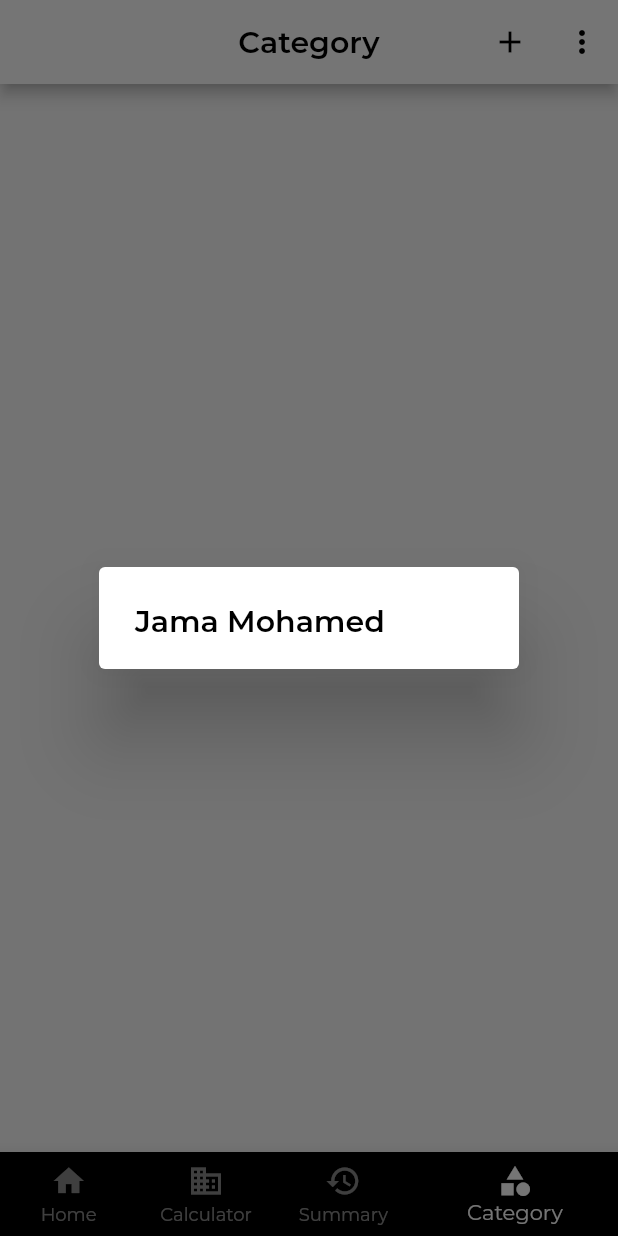
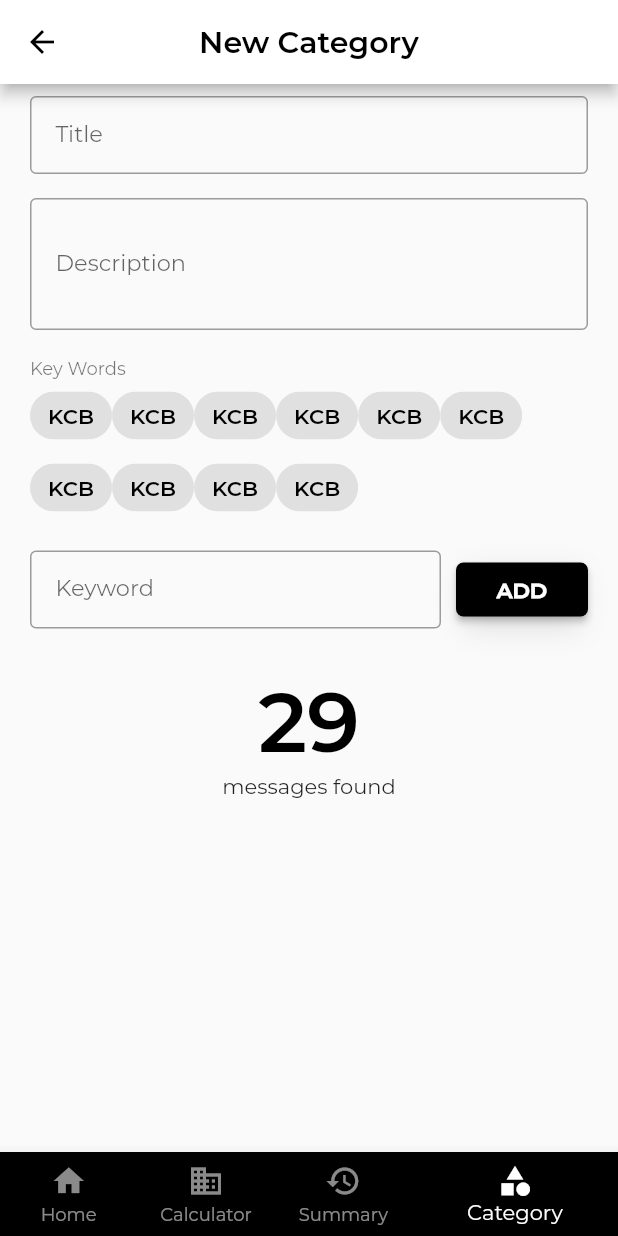
Before and after one commit to victormwenda/Mpesa-Ledger, a Flutter app: the App screen opened directly, item 4 of the bottom bar chosen, after a tap on the "add" icon, on a phone screen of 412 x 824 dp. Run offline on Flutter 3.47's test engine with Material 2 defaults, Android fonts, the phone set to English and light mode, and no system bars; our stand-ins replace carousel_slider, charts_flutter, firebase_auth, flushbar, google_sign_in, recase and 2 more; missing offline and left inert: app_settings, flutter_auth_buttons; accounts and stored records are empty.

Commit message:
Created the whole new category screen

```diff
--- a/lib/routes/routes.dart
+++ b/lib/routes/routes.dart
@@ -3,6 +3,7 @@ import 'package:flutter/material.dart';
 import 'package:mpesa_ledger_flutter/screens/about/about.dart';
 import 'package:mpesa_ledger_flutter/screens/calculator/index.dart';
 import 'package:mpesa_ledger_flutter/screens/category/category_transaction.dart';
+import 'package:mpesa_ledger_flutter/screens/category/create_category.dart';
 import 'package:mpesa_ledger_flutter/screens/category/index.dart';
 import 'package:mpesa_ledger_flutter/screens/home/index.dart';
 import 'package:mpesa_ledger_flutter/screens/settings/index.dart';
@@ -77,6 +78,8 @@ class RouteGeneratorCategory {
     switch (settings.name) {
       case '/':
         return MaterialPageRoute(builder: (_) => Category());
+        case '/createCategory':
+        return MaterialPageRoute(builder: (_) => CreateCategory());
       case '/categoryTransaction':
         return MaterialPageRoute(builder: (_) => CategoryTransaction(args));
       case '/transaction':
--- /dev/null
+++ b/lib/screens/category/create_category.dart
@@ -0,0 +1,103 @@
+import 'package:flutter/material.dart';
+import 'package:flutter/material.dart' as prefix0;
+import 'package:mpesa_ledger_flutter/widgets/appbar/appbar.dart';
+import 'package:mpesa_ledger_flutter/widgets/buttons/raised_button.dart';
+import 'package:mpesa_ledger_flutter/widgets/chips/chip.dart';
+import 'package:mpesa_ledger_flutter/widgets/textfields/textfield.dart';
+
+class CreateCategory extends StatefulWidget {
+  TextEditingController title = TextEditingController();
+  TextEditingController description = TextEditingController();
+  TextEditingController keyword = TextEditingController();
+
+  @override
+  _CreateCategoryState createState() => _CreateCategoryState();
+}
+
+class _CreateCategoryState extends State<CreateCategory> {
+  @override
+  Widget build(BuildContext context) {
+    return Column(
+      children: <Widget>[
+        AppbarWidget(
+          "New Category",
+          showSearch: false,
+          showPopupMenuButton: false,
+        ),
+        Expanded(
+          child: ListView(
+            children: <Widget>[
+              Padding(
+                padding: const EdgeInsets.only(left: 20, right: 20),
+                child: Column(
+                  crossAxisAlignment: prefix0.CrossAxisAlignment.start,
+                  children: <Widget>[
+                    TextFieldWidget("Title", widget.title),
+                    TextFieldWidget(
+                      "Description",
+                      widget.title,
+                      keyboardType: TextInputType.multiline,
+                      maxlines: 3,
+                    ),
+                    prefix0.SizedBox(
+                      height: 10,
+                    ),
+                    Text(
+                      "Key Words",
+                      style: prefix0.Theme.of(context).textTheme.caption,
+                    ),
+                    prefix0.Wrap(
+                      children: <Widget>[
+                        ChipWidget("KCB"),
+                        ChipWidget("KCB"),
+                        ChipWidget("KCB"),
+                        ChipWidget("KCB"),
+                        ChipWidget("KCB"),
+                        ChipWidget("KCB"),
+                        ChipWidget("KCB"),
+                        ChipWidget("KCB"),
+                        ChipWidget("KCB"),
+                        ChipWidget("KCB"),
+                      ],
+                    ),
+                    prefix0.SizedBox(
+                      height: 10,
+                    ),
+                    Row(
+                      children: <Widget>[
+                        prefix0.Expanded(
+                            child: TextFieldWidget("Keyword", widget.keyword)),
+                        prefix0.SizedBox(
+                          width: 10,
+                        ),
+                        RaisedButtonWidget("ADD", () {})
+                      ],
+                    ),
+                    prefix0.SizedBox(
+                      height: 20,
+                    ),
+                    prefix0.Center(
+                      child: prefix0.Column(
+                        children: <Widget>[
+                          prefix0.Text(
+                            "29",
+                            style: prefix0.Theme.of(context).textTheme.display3.merge(
+                              prefix0.TextStyle(
+                                color: prefix0.Theme.of(context).primaryColor
+                              )
+                            ),
+                          ),
+                          prefix0.Text("messages found")
+                        ],
+                      ),
+                    )
+                  ],
+                ),
+              ),
+            ],
+          ),
+        )
+      ],
+    );
+  }
+}
--- a/lib/widgets/appbar/appbar.dart
+++ b/lib/widgets/appbar/appbar.dart
@@ -40,13 +40,7 @@ class _AppbarWidgetState extends State<AppbarWidget> {
         icon: Icon(Icons.add),
         color: Colors.black,
         onPressed: () {
-          showDialog(
-              context: context,
-              builder: (BuildContext context) {
-                return AlertDialog(
-                  title: Text("Jama Mohamed"),
-                );
-              });
+          Navigator.pushNamed(context, '/createCategory');
         },
       ));
     }
--- a/lib/widgets/textfields/textfield.dart
+++ b/lib/widgets/textfields/textfield.dart
@@ -6,14 +6,16 @@ class TextFieldWidget extends StatelessWidget {
   TextInputType keyboardType;
   TextEditingController textFieldController;
   bool autoFocus;
+  int maxlines;
 
-  TextFieldWidget(this.label, this.textFieldController, {this.keyboardType = TextInputType.text, this.autoFocus = false});
+  TextFieldWidget(this.label, this.textFieldController, {this.keyboardType = TextInputType.text, this.autoFocus = false, this.maxlines = 1});
 
   @override
   Widget build(BuildContext context) {
     return Padding(
       padding: const EdgeInsets.only(top: 8.0, bottom: 8.0),
       child: TextField(
+        maxLines: maxlines,
         controller: textFieldController,
         autofocus: autoFocus,
         keyboardType: keyboardType,
```
